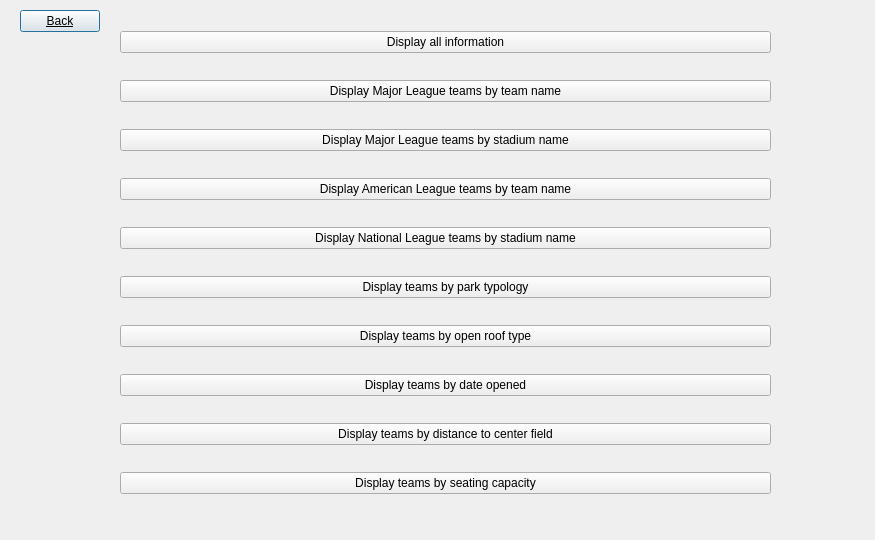
Qt form BaseballProject2/displayteam.ui (tholm1/CS1D-Project-2-Baseball) before a commit.
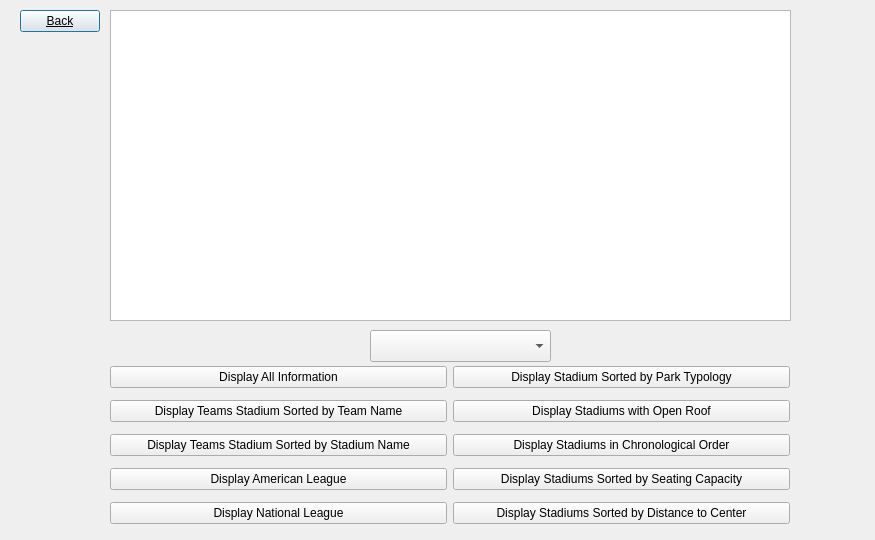
The same form after that commit.

Commit message:
Updating display menu
Changed layout of display menu

```diff
--- a/BaseballProject2/displayteam.ui
+++ b/BaseballProject2/displayteam.ui
@@ -30,85 +30,113 @@
     <string>Back</string>
    </property>
   </widget>
-  <widget class="QWidget" name="layoutWidget">
+  <widget class="QComboBox" name="comboBox">
    <property name="geometry">
     <rect>
-     <x>120</x>
+     <x>370</x>
+     <y>330</y>
+     <width>181</width>
+     <height>32</height>
+    </rect>
+   </property>
+  </widget>
+  <widget class="QTableView" name="tableView">
+   <property name="geometry">
+    <rect>
+     <x>110</x>
      <y>10</y>
-     <width>651</width>
-     <height>511</height>
+     <width>681</width>
+     <height>311</height>
     </rect>
    </property>
-   <layout class="QVBoxLayout" name="verticalLayout">
+  </widget>
+  <widget class="QWidget" name="">
+   <property name="geometry">
+    <rect>
+     <x>110</x>
+     <y>360</y>
+     <width>680</width>
+     <height>170</height>
+    </rect>
+   </property>
+   <layout class="QHBoxLayout" name="horizontalLayout">
+    <item>
+     <layout class="QVBoxLayout" name="verticalLayout_2">
     <item>
      <widget class="QPushButton" name="displayAllInfo">
       <property name="text">
-       <string>Display all information</string>
+         <string>Display All Information</string>
       </property>
      </widget>
     </item>
     <item>
      <widget class="QPushButton" name="pushButton_2">
       <property name="text">
-       <string>Display Major League teams by team name</string>
+         <string>Display Teams Stadium Sorted by Team Name</string>
       </property>
      </widget>
     </item>
     <item>
      <widget class="QPushButton" name="pushButton_3">
       <property name="text">
-       <string>Display Major League teams by stadium name</string>
+         <string>Display Teams Stadium Sorted by Stadium Name</string>
       </property>
      </widget>
     </item>
     <item>
      <widget class="QPushButton" name="pushButton_4">
       <property name="text">
-       <string>Display American League teams by team name</string>
+         <string>Display American League</string>
       </property>
      </widget>
     </item>
     <item>
      <widget class="QPushButton" name="pushButton_5">
       <property name="text">
-       <string>Display National League teams by stadium name</string>
+         <string>Display National League</string>
       </property>
      </widget>
     </item>
+     </layout>
+    </item>
+    <item>
+     <layout class="QVBoxLayout" name="verticalLayout">
     <item>
      <widget class="QPushButton" name="pushButton_6">
       <property name="text">
-       <string>Display teams by park typology</string>
+         <string>Display Stadium Sorted by Park Typology</string>
       </property>
      </widget>
     </item>
     <item>
      <widget class="QPushButton" name="pushButton_7">
       <property name="text">
-       <string>Display teams by open roof type</string>
+         <string>Display Stadiums with Open Roof</string>
       </property>
      </widget>
     </item>
     <item>
      <widget class="QPushButton" name="pushButton_8">
       <property name="text">
-       <string>Display teams by date opened</string>
-      </property>
-     </widget>
-    </item>
-    <item>
-     <widget class="QPushButton" name="pushButton_10">
-      <property name="text">
-       <string>Display teams by distance to center field</string>
+         <string>Display Stadiums in Chronological Order</string>
       </property>
      </widget>
     </item>
     <item>
      <widget class="QPushButton" name="pushButton_9">
       <property name="text">
-       <string>Display teams by seating capacity</string>
-      </property>
-     </widget>
+         <string>Display Stadiums Sorted by Seating Capacity</string>
+        </property>
+       </widget>
+      </item>
+      <item>
+       <widget class="QPushButton" name="pushButton_10">
+        <property name="text">
+         <string>Display Stadiums Sorted by Distance to Center</string>
+        </property>
+       </widget>
+      </item>
+     </layout>
     </item>
    </layout>
   </widget>
```
Lines whose indentation alone changed are shown as unchanged. The commit also changes 43 other files.
